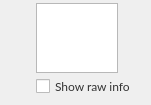
This is src/MEGASync/stalled_issues/gui/macx/StalledIssueActionTitle.ui in meganz/MEGAsync as Qt 5 draws it before an edit. The edited form follows.
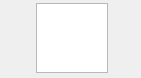
This is the edited form. Custom widgets are drawn as their Qt base class.

Commit message: Change RawInfo checkbox for shortcut

```diff
--- a/src/MEGASync/stalled_issues/gui/macx/StalledIssueActionTitle.ui
+++ b/src/MEGASync/stalled_issues/gui/macx/StalledIssueActionTitle.ui
@@ -286,34 +286,6 @@
            </layout>
           </widget>
          </item>
-         <item>
-          <widget class="QWidget" name="checkContainer" native="true">
-           <layout class="QHBoxLayout" name="horizontalLayout_4">
-            <property name="spacing">
-             <number>0</number>
-            </property>
-            <property name="leftMargin">
-             <number>36</number>
-            </property>
-            <property name="topMargin">
-             <number>3</number>
-            </property>
-            <property name="rightMargin">
-             <number>0</number>
-            </property>
-            <property name="bottomMargin">
-             <number>3</number>
-            </property>
-            <item>
-             <widget class="QCheckBox" name="rawInfoCheck">
-              <property name="text">
-               <string>Show raw info</string>
-              </property>
-             </widget>
-            </item>
-           </layout>
-          </widget>
-         </item>
          <item>
           <widget class="QWidget" name="extraInfoContainer" native="true">
            <layout class="QVBoxLayout" name="extraInfoLayout">
```
The commit also changes 10 other files.
